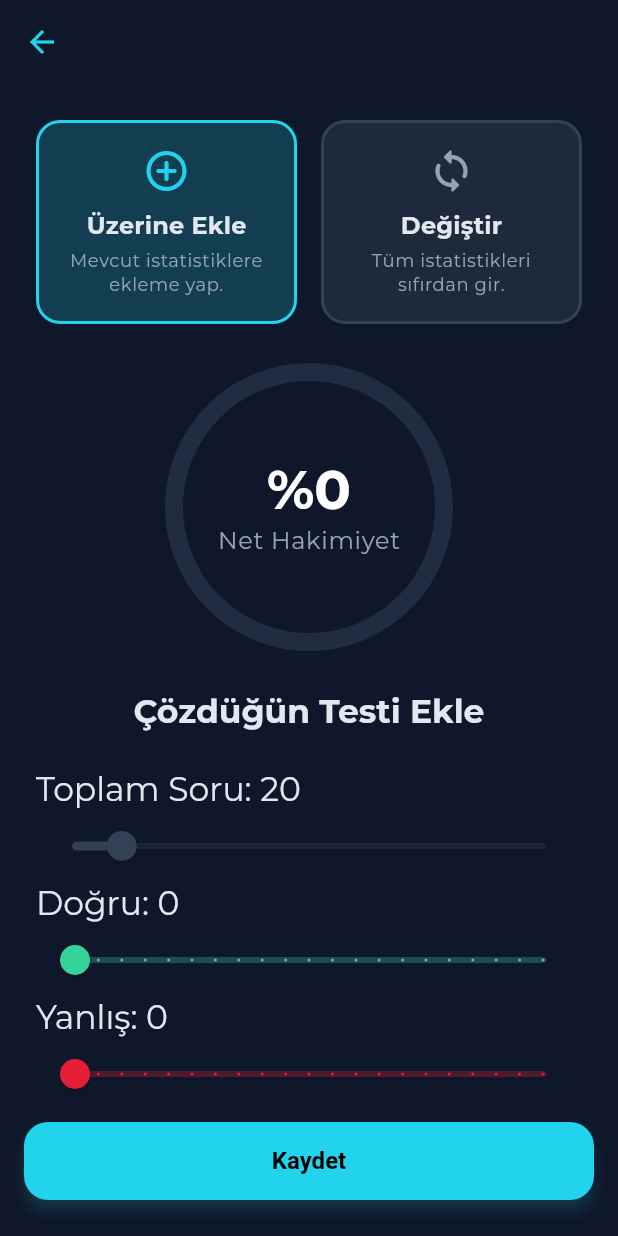
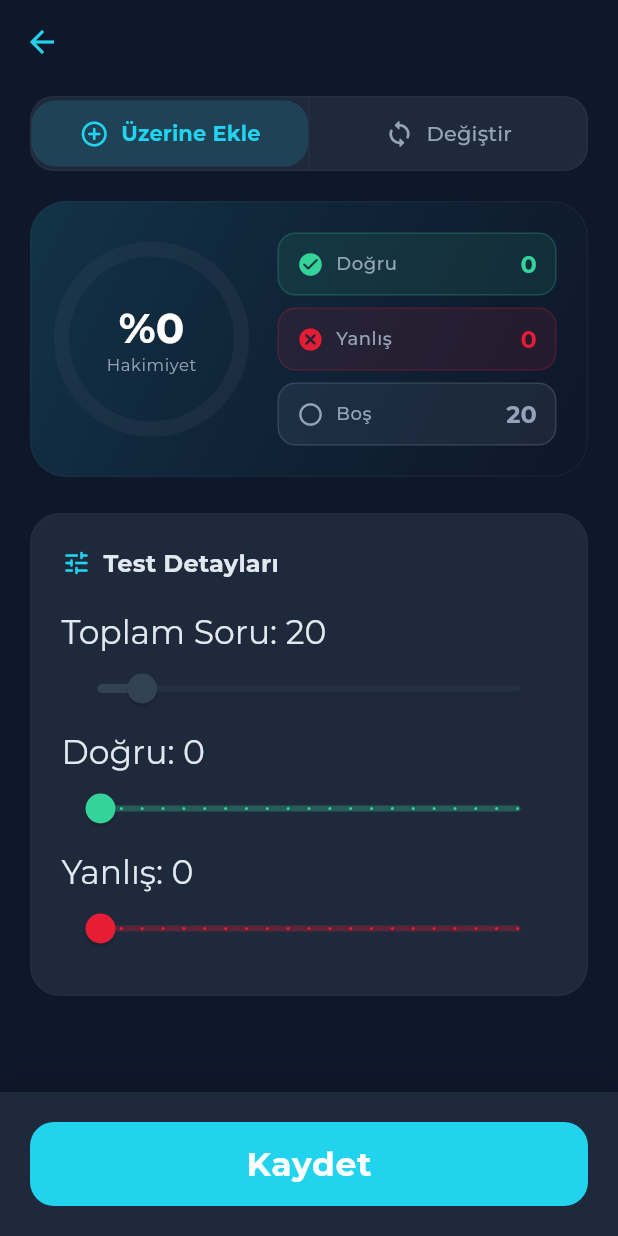
Before and after one commit to bakituncher/bilgee, a Flutter app: the UpdateTopicPerformanceScreen screen opened directly with empty values, on a phone screen of 412 x 824 dp. Run offline on Flutter 3.47's test engine with Material 3 defaults, Android fonts, the phone set to English and light mode, and no system bars; drawn by our look-alikes of flutter_animate; our stand-ins replace cached_network_image, cloud_firestore, cloud_functions, confetti, equatable, file_picker and 18 more; missing offline and left inert: firebase_app_check, flutter_math_fork, markdown, purchases_flutter; accounts and stored records are empty; generated files the repository leaves out were written again; network calls fail.

Commit message:
net ekleme sayfası güncellendi

```diff
--- a/lib/features/coach/screens/update_topic_performance_screen.dart
+++ b/lib/features/coach/screens/update_topic_performance_screen.dart
@@ -41,23 +41,197 @@ class UpdateTopicPerformanceScreen extends ConsumerWidget {
     final double mastery = _calculateMastery(isAddingMode, initialPerformance, correct, wrong, sessionQuestions, penaltyCoefficient);
 
     return Scaffold(
-      appBar: AppBar(title: Text(topic)),
+      backgroundColor: AppTheme.scaffoldBackgroundColor,
+      appBar: AppBar(
+        title: Text(topic),
+        elevation: 0,
+        backgroundColor: Colors.transparent,
+      ),
       body: Column(
         children: [
           Expanded(
             child: SingleChildScrollView(
-              padding: const EdgeInsets.all(24.0),
+              physics: const BouncingScrollPhysics(),
+              padding: const EdgeInsets.fromLTRB(20, 8, 20, 20),
               child: Column(
                 children: [
-                  _buildModeSelector(context, ref),
-                  const SizedBox(height: 32),
-                  _buildMasteryGauge(context, mastery),
-                  const SizedBox(height: 32),
+                  // Mod Seçici - Kompakt
+                  _buildCompactModeSelector(context, ref),
+                  const SizedBox(height: 20),
+
+                  // Mastery Gauge & Stats - Yan yana
+                  _buildMasterySection(context, mastery, correct, wrong, blank),
+                  const SizedBox(height: 24),
+
+                  // Slider'lar - Optimize edilmiş
+                  _buildSlidersSection(context, ref, sessionQuestions, correct, wrong, isAddingMode),
+                ],
+              ),
+            ),
+          ),
+
+          // Kaydet Butonu - Sabit Alt
+          _buildSaveButton(context, ref, isAddingMode, correct, wrong, blank, sessionQuestions),
+        ],
+      ),
+    );
+  }
+
+  Widget _buildCompactModeSelector(BuildContext context, WidgetRef ref) {
+    final isAddingMode = ref.watch(_updateModeProvider);
+    return Container(
+      decoration: BoxDecoration(
+        color: AppTheme.cardColor,
+        borderRadius: BorderRadius.circular(16),
+        border: Border.all(color: AppTheme.lightSurfaceColor.withValues(alpha: 0.3)),
+      ),
+      child: Row(
+        children: [
+          Expanded(
+            child: _CompactModeOption(
+              title: "Üzerine Ekle",
+              icon: Icons.add_circle_outline_rounded,
+              isSelected: isAddingMode,
+              onTap: () => ref.read(_updateModeProvider.notifier).state = true,
+            ),
+          ),
+          Container(width: 1, height: 48, color: AppTheme.lightSurfaceColor.withValues(alpha: 0.3)),
+          Expanded(
+            child: _CompactModeOption(
+              title: "Değiştir",
+              icon: Icons.sync_rounded,
+              isSelected: !isAddingMode,
+              onTap: () => ref.read(_updateModeProvider.notifier).state = false,
+            ),
+          ),
+        ],
+      ),
+    ).animate().fadeIn(duration: 300.ms).slideY(begin: -0.2, duration: 300.ms);
+  }
+
+  Widget _buildMasterySection(BuildContext context, double mastery, int correct, int wrong, int blank) {
+    return Container(
+      padding: const EdgeInsets.all(20),
+      decoration: BoxDecoration(
+        gradient: LinearGradient(
+          colors: [
+            AppTheme.secondaryColor.withValues(alpha: 0.15),
+            AppTheme.primaryColor.withValues(alpha: 0.1),
+          ],
+          begin: Alignment.topLeft,
+          end: Alignment.bottomRight,
+        ),
+        borderRadius: BorderRadius.circular(24),
+        border: Border.all(color: AppTheme.lightSurfaceColor.withValues(alpha: 0.2)),
+      ),
+      child: Row(
+        children: [
+          // Circular Gauge
+          SizedBox(
+            width: 120,
+            height: 120,
+            child: TweenAnimationBuilder<double>(
+              tween: Tween(begin: 0.0, end: mastery < 0 ? 0 : mastery),
+              duration: 600.ms,
+              curve: Curves.easeOutCubic,
+              builder: (context, value, child) {
+                return Stack(
+                  fit: StackFit.expand,
+                  children: [
+                    CircularProgressIndicator(
+                      value: value,
+                      strokeWidth: 10,
+                      backgroundColor: AppTheme.lightSurfaceColor.withValues(alpha: 0.3),
+                      valueColor: AlwaysStoppedAnimation<Color>(
+                        Color.lerp(AppTheme.accentColor, AppTheme.successColor, value)!,
+                      ),
+                      strokeCap: StrokeCap.round,
+                    ),
+                    Center(
+                      child: Column(
+                        mainAxisAlignment: MainAxisAlignment.center,
+                        children: [
                           Text(
-                    isAddingMode ? "Çözdüğün Testi Ekle" : "Yeni Değerleri Gir",
-                    style: textTheme.titleLarge?.copyWith(fontWeight: FontWeight.bold),
+                            "%${(value * 100).toStringAsFixed(0)}",
+                            style: Theme.of(context).textTheme.headlineMedium?.copyWith(
+                              fontWeight: FontWeight.bold,
+                              color: Colors.white,
                             ),
-                  const SizedBox(height: 24),
+                          ),
+                          Text(
+                            "Hakimiyet",
+                            style: Theme.of(context).textTheme.bodySmall?.copyWith(
+                              color: AppTheme.secondaryTextColor,
+                              fontSize: 11,
+                            ),
+                          ),
+                        ],
+                      ),
+                    ),
+                  ],
+                );
+              },
+            ),
+          ),
+          const SizedBox(width: 24),
+
+          // Stats Grid
+          Expanded(
+            child: Column(
+              crossAxisAlignment: CrossAxisAlignment.stretch,
+              children: [
+                _QuickStat(
+                  icon: Icons.check_circle_rounded,
+                  label: "Doğru",
+                  value: correct.toString(),
+                  color: AppTheme.successColor,
+                ),
+                const SizedBox(height: 8),
+                _QuickStat(
+                  icon: Icons.cancel_rounded,
+                  label: "Yanlış",
+                  value: wrong.toString(),
+                  color: AppTheme.accentColor,
+                ),
+                const SizedBox(height: 8),
+                _QuickStat(
+                  icon: Icons.radio_button_unchecked,
+                  label: "Boş",
+                  value: blank.toString(),
+                  color: AppTheme.secondaryTextColor,
+                ),
+              ],
+            ),
+          ),
+        ],
+      ),
+    ).animate().fadeIn(delay: 100.ms, duration: 400.ms).slideY(begin: 0.1, duration: 400.ms);
+  }
+
+  Widget _buildSlidersSection(BuildContext context, WidgetRef ref, int sessionQuestions, int correct, int wrong, bool isAddingMode) {
+    return Container(
+      padding: const EdgeInsets.all(20),
+      decoration: BoxDecoration(
+        color: AppTheme.cardColor,
+        borderRadius: BorderRadius.circular(20),
+        border: Border.all(color: AppTheme.lightSurfaceColor.withValues(alpha: 0.2)),
+      ),
+      child: Column(
+        crossAxisAlignment: CrossAxisAlignment.start,
+        children: [
+          Row(
+            children: [
+              Icon(Icons.tune_rounded, color: AppTheme.secondaryColor, size: 20),
+              const SizedBox(width: 8),
+              Text(
+                isAddingMode ? "Test Detayları" : "Yeni Değerler",
+                style: Theme.of(context).textTheme.titleMedium?.copyWith(
+                  fontWeight: FontWeight.bold,
+                ),
+              ),
+            ],
+          ),
+          const SizedBox(height: 20),
           ScoreSlider(
             label: "Toplam Soru",
             value: sessionQuestions.toDouble(),
@@ -74,6 +248,7 @@ class UpdateTopicPerformanceScreen extends ConsumerWidget {
               }
             },
           ),
+          const SizedBox(height: 4),
           ScoreSlider(
             label: "Doğru",
             value: correct.toDouble(),
@@ -87,6 +262,7 @@ class UpdateTopicPerformanceScreen extends ConsumerWidget {
               }
             },
           ),
+          const SizedBox(height: 4),
           ScoreSlider(
             label: "Yanlış",
             value: wrong.toDouble(),
@@ -96,22 +272,37 @@ class UpdateTopicPerformanceScreen extends ConsumerWidget {
               ref.read(_wrongCountProvider.notifier).state = value.toInt();
             },
           ),
-                  const SizedBox(height: 24),
-                  _StatDisplay(label: "Boş", value: blank.toString()),
-                  const SizedBox(height: 48),
         ],
       ),
+    ).animate().fadeIn(delay: 200.ms, duration: 400.ms).slideY(begin: 0.1, duration: 400.ms);
+  }
+
+  Widget _buildSaveButton(BuildContext context, WidgetRef ref, bool isAddingMode, int correct, int wrong, int blank, int sessionQuestions) {
+    return Container(
+      decoration: BoxDecoration(
+        color: AppTheme.cardColor,
+        boxShadow: [
+          BoxShadow(
+            color: Colors.black.withValues(alpha: 0.1),
+            blurRadius: 20,
+            offset: const Offset(0, -5),
           ),
+        ],
       ),
-          // Sabit Buton Alanı
-          Padding(
-            padding: const EdgeInsets.fromLTRB(16, 16, 16, 24),
+      child: SafeArea(
+        top: false,
+        child: Padding(
+          padding: const EdgeInsets.all(20),
           child: SizedBox(
             width: double.infinity,
+            height: 56,
             child: ElevatedButton(
               style: ElevatedButton.styleFrom(
-                  padding: const EdgeInsets.symmetric(vertical: 16),
-                  textStyle: const TextStyle(fontSize: 16, fontWeight: FontWeight.bold),
+                backgroundColor: AppTheme.secondaryColor,
+                foregroundColor: Colors.white,
+                elevation: 0,
+                shadowColor: Colors.transparent,
+                shape: RoundedRectangleBorder(borderRadius: BorderRadius.circular(16)),
               ),
               onPressed: () async {
                 final userId = ref.read(authControllerProvider).value!.uid;
@@ -142,16 +333,35 @@ class UpdateTopicPerformanceScreen extends ConsumerWidget {
                 ref.invalidate(performanceProvider);
                 ref.read(questNotifierProvider.notifier).userUpdatedTopicPerformance(subject, topic, sessionQuestions);
                 if (context.mounted) {
-                    HapticFeedback.lightImpact();
-                    ScaffoldMessenger.of(context).showSnackBar(const SnackBar(content: Text('Konu istatistikleri güncellendi.')));
+                  HapticFeedback.mediumImpact();
+                  ScaffoldMessenger.of(context).showSnackBar(
+                    SnackBar(
+                      content: const Row(
+                        children: [
+                          Icon(Icons.check_circle_rounded, color: Colors.white),
+                          SizedBox(width: 12),
+                          Text('İstatistikler güncellendi'),
+                        ],
+                      ),
+                      behavior: SnackBarBehavior.floating,
+                      shape: RoundedRectangleBorder(borderRadius: BorderRadius.circular(12)),
+                      backgroundColor: AppTheme.successColor,
+                    ),
+                  );
                   context.pop();
                 }
               },
-                child: const Text("Kaydet"),
+              child: Text(
+                "Kaydet",
+                style: Theme.of(context).textTheme.titleLarge?.copyWith(
+                  fontWeight: FontWeight.bold,
+                  color: Colors.white,
+                  letterSpacing: 0.5,
                 ),
               ),
             ),
-        ],
+          ),
+        ),
       ),
     );
   }
@@ -168,90 +378,20 @@ class UpdateTopicPerformanceScreen extends ConsumerWidget {
       return total == 0 ? 0.0 : (netCorrect / total).clamp(0.0, 1.0);
     }
   }
-
-  Widget _buildModeSelector(BuildContext context, WidgetRef ref) {
-    final isAddingMode = ref.watch(_updateModeProvider);
-    return Row(
-      children: [
-        Expanded(
-          child: _ModeCard(
-            title: "Üzerine Ekle",
-            subtitle: "Mevcut istatistiklere ekleme yap.",
-            icon: Icons.add_circle_outline_rounded,
-            isSelected: isAddingMode,
-            onTap: () {
-              ref.read(_updateModeProvider.notifier).state = true;
-            },
-          ),
-        ),
-        const SizedBox(width: 16),
-        Expanded(
-          child: _ModeCard(
-            title: "Değiştir",
-            subtitle: "Tüm istatistikleri sıfırdan gir.",
-            icon: Icons.sync_rounded,
-            isSelected: !isAddingMode,
-            onTap: () {
-              ref.read(_updateModeProvider.notifier).state = false;
-            },
-          ),
-        ),
-      ],
-    ).animate().fadeIn(duration: 400.ms);
 }
 
-  Widget _buildMasteryGauge(BuildContext context, double mastery) {
-    final textTheme = Theme.of(context).textTheme;
-    return SizedBox(
-      width: 180,
-      height: 180,
-      child: TweenAnimationBuilder<double>(
-        tween: Tween(begin: 0.0, end: mastery < 0 ? 0 : mastery),
-        duration: 400.ms,
-        curve: Curves.easeInOut,
-        builder: (context, value, child) {
-          return Stack(
-            fit: StackFit.expand,
-            children: [
-              CircularProgressIndicator(
-                value: value,
-                strokeWidth: 12,
-                backgroundColor: AppTheme.lightSurfaceColor.withValues(alpha: AppTheme.lightSurfaceColor.a * 0.5),
-                valueColor: AlwaysStoppedAnimation<Color>(
-                  Color.lerp(AppTheme.accentColor, AppTheme.successColor, value)!,
-                ),
-                strokeCap: StrokeCap.round,
-              ),
-              Center(
-                child: Column(
-                  mainAxisAlignment: MainAxisAlignment.center,
-                  children: [
-                    Text(
-                      "%${(value * 100).toStringAsFixed(0)}",
-                      style: textTheme.displaySmall?.copyWith(fontWeight: FontWeight.bold, color: Colors.white),
-                    ),
-                    Text(
-                      "Net Hakimiyet",
-                      style: textTheme.bodyLarge?.copyWith(color: AppTheme.secondaryTextColor),
-                    ),
-                  ],
-                ),
-              ),
-            ],
-          );
-        },
-      ),
-    );
-  }
-}
-
-class _ModeCard extends StatelessWidget {
-  final String title, subtitle;
+class _CompactModeOption extends StatelessWidget {
+  final String title;
   final IconData icon;
   final bool isSelected;
   final VoidCallback onTap;
 
-  const _ModeCard({required this.title, required this.subtitle, required this.icon, required this.isSelected, required this.onTap});
+  const _CompactModeOption({
+    required this.title,
+    required this.icon,
+    required this.isSelected,
+    required this.onTap,
+  });
 
   @override
   Widget build(BuildContext context) {
@@ -259,23 +399,28 @@ class _ModeCard extends StatelessWidget {
       onTap: onTap,
       borderRadius: BorderRadius.circular(16),
       child: AnimatedContainer(
-        duration: 200.ms,
-        padding: const EdgeInsets.all(16),
+        duration: const Duration(milliseconds: 200),
+        padding: const EdgeInsets.symmetric(vertical: 12),
         decoration: BoxDecoration(
-          color: isSelected ? AppTheme.secondaryColor.withValues(alpha: AppTheme.secondaryColor.a * 0.2) : AppTheme.cardColor,
+          color: isSelected ? AppTheme.secondaryColor.withValues(alpha: 0.15) : Colors.transparent,
           borderRadius: BorderRadius.circular(16),
-          border: Border.all(
-            color: isSelected ? AppTheme.secondaryColor : AppTheme.lightSurfaceColor,
-            width: 2,
+        ),
+        child: Row(
+          mainAxisAlignment: MainAxisAlignment.center,
+          children: [
+            Icon(
+              icon,
+              color: isSelected ? AppTheme.secondaryColor : AppTheme.secondaryTextColor,
+              size: 20,
+            ),
+            const SizedBox(width: 8),
+            Text(
+              title,
+              style: Theme.of(context).textTheme.titleSmall?.copyWith(
+                fontWeight: isSelected ? FontWeight.bold : FontWeight.w500,
+                color: isSelected ? AppTheme.secondaryColor : AppTheme.secondaryTextColor,
               ),
             ),
-        child: Column(
-          children: [
-            Icon(icon, color: isSelected ? AppTheme.secondaryColor : AppTheme.secondaryTextColor, size: 32),
-            const SizedBox(height: 8),
-            Text(title, style: Theme.of(context).textTheme.titleMedium?.copyWith(fontWeight: FontWeight.bold)),
-            const SizedBox(height: 4),
-            Text(subtitle, textAlign: TextAlign.center, style: Theme.of(context).textTheme.bodySmall?.copyWith(color: AppTheme.secondaryTextColor)),
           ],
         ),
       ),
@@ -283,18 +428,50 @@ class _ModeCard extends StatelessWidget {
   }
 }
 
-class _StatDisplay extends StatelessWidget {
+class _QuickStat extends StatelessWidget {
+  final IconData icon;
   final String label;
   final String value;
-  const _StatDisplay({required this.label, required this.value});
+  final Color color;
+
+  const _QuickStat({
+    required this.icon,
+    required this.label,
+    required this.value,
+    required this.color,
+  });
 
   @override
   Widget build(BuildContext context) {
-    return Column(
+    return Container(
+      padding: const EdgeInsets.symmetric(horizontal: 12, vertical: 8),
+      decoration: BoxDecoration(
+        color: color.withValues(alpha: 0.1),
+        borderRadius: BorderRadius.circular(12),
+        border: Border.all(color: color.withValues(alpha: 0.2)),
+      ),
+      child: Row(
         children: [
-        Text(value, style: Theme.of(context).textTheme.headlineMedium),
-        Text(label, style: Theme.of(context).textTheme.bodyLarge?.copyWith(color: AppTheme.secondaryTextColor)),
+          Icon(icon, color: color, size: 18),
+          const SizedBox(width: 8),
+          Expanded(
+            child: Text(
+              label,
+              style: Theme.of(context).textTheme.bodySmall?.copyWith(
+                color: AppTheme.secondaryTextColor,
+                fontWeight: FontWeight.w500,
+              ),
+            ),
+          ),
+          Text(
+            value,
+            style: Theme.of(context).textTheme.titleMedium?.copyWith(
+              fontWeight: FontWeight.bold,
+              color: color,
+            ),
+          ),
         ],
+      ),
     );
   }
 }
```
Lines whose indentation alone changed are shown as unchanged.
